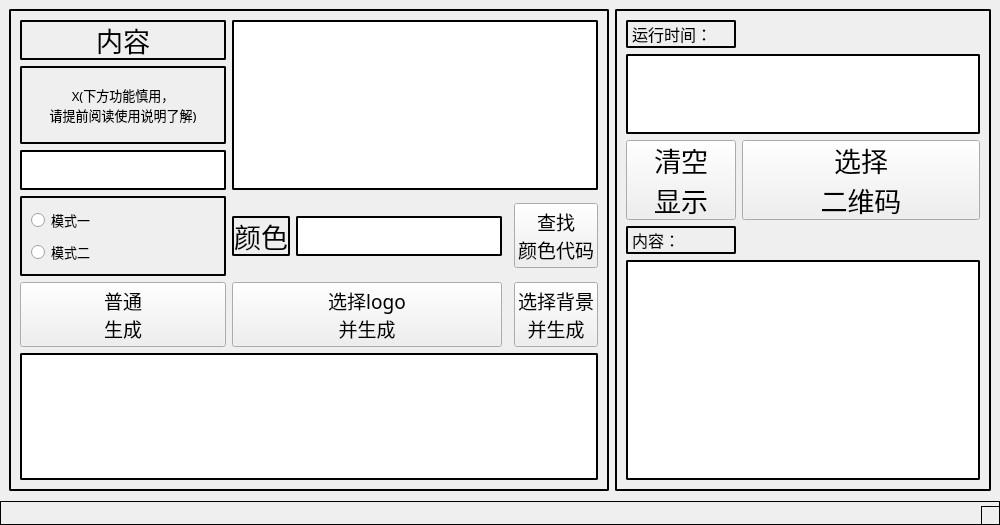
BUCTPJP/QRCode-Tool-LSG, file UI.ui: the form before one commit.
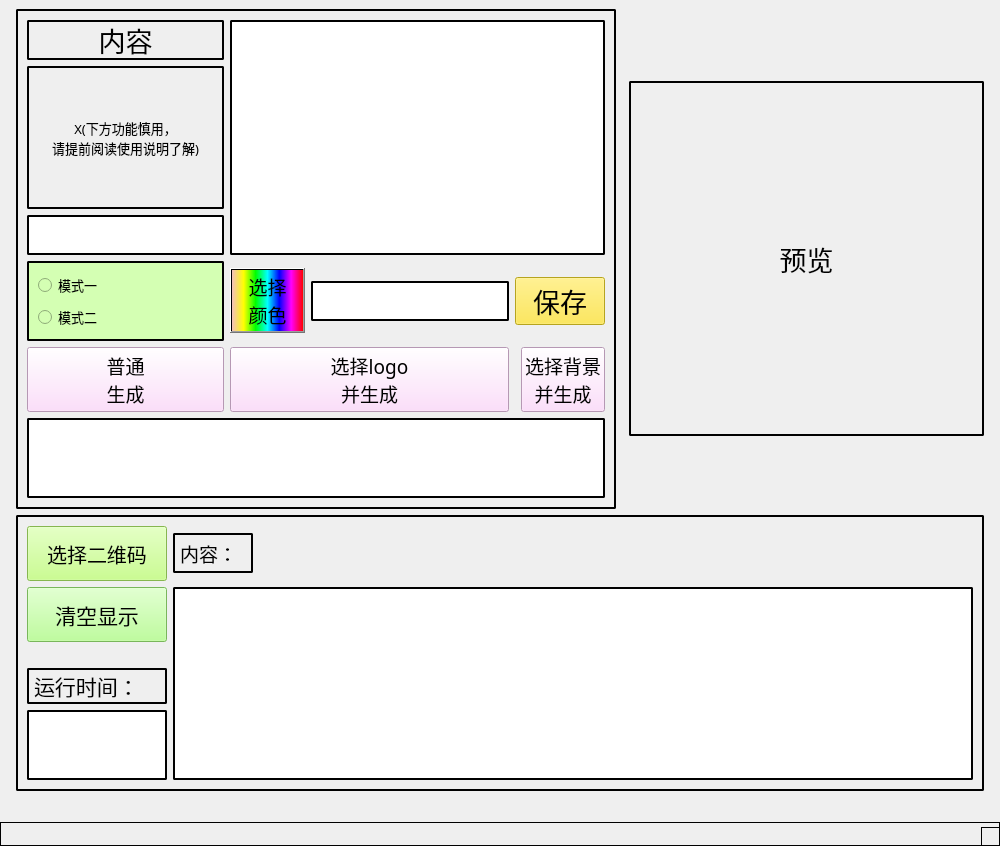
The form after the commit. Icons and pictures are not drawn.

Commit message: 3.2更新历史： 1.增加预览功能，生成后可以先在软件内预览 2.优化软件逻辑，生成后默认预览，分离出单独保存按键 3.增加颜色选择器，使用更便捷 4.菜单栏增加 便捷打开文件说明，反馈等功能 5.增加部分错误弹窗提示 6.右下角版本号常显 7.为稍微减小文件体积，完全弃用tkinter，文件选择对话框美观性变差

Diff of the .ui file:
```diff
--- a/UI.ui
+++ b/UI.ui
@@ -7,7 +7,7 @@
     <x>0</x>
     <y>0</y>
     <width>1000</width>
-    <height>525</height>
+    <height>846</height>
    </rect>
   </property>
   <property name="windowTitle">
@@ -21,22 +21,28 @@
    <property name="minimumSize">
     <size>
      <width>1000</width>
-     <height>500</height>
+     <height>800</height>
     </size>
    </property>
    <property name="maximumSize">
     <size>
      <width>1000</width>
-     <height>500</height>
+     <height>800</height>
     </size>
    </property>
-   <layout class="QHBoxLayout" name="horizontalLayout">
-    <item>
+   <layout class="QGridLayout" name="gridLayout_3">
+    <item row="0" column="0">
      <widget class="QFrame" name="frame">
+      <property name="minimumSize">
+       <size>
+        <width>0</width>
+        <height>500</height>
+       </size>
+      </property>
       <property name="maximumSize">
        <size>
         <width>600</width>
-        <height>16777215</height>
+        <height>500</height>
        </size>
       </property>
       <property name="toolTip">
@@ -55,164 +61,91 @@
        <enum>QFrame::Raised</enum>
       </property>
       <layout class="QGridLayout" name="gridLayout">
-       <item row="10" column="1" colspan="5">
-        <widget class="QTextBrowser" name="text4">
-         <property name="font">
-          <font>
-           <family>喻兵行楷</family>
-           <pointsize>12</pointsize>
-          </font>
-         </property>
-        </widget>
-       </item>
-       <item row="5" column="5">
-        <widget class="QPushButton" name="button4">
-         <property name="font">
-          <font>
-           <family>喻兵行楷</family>
-           <pointsize>14</pointsize>
-          </font>
-         </property>
-         <property name="text">
-          <string>查找
-颜色代码</string>
-         </property>
-        </widget>
-       </item>
-       <item row="0" column="2" rowspan="3" colspan="4">
-        <widget class="QTextEdit" name="text1">
-         <property name="minimumSize">
-          <size>
-           <width>0</width>
-           <height>170</height>
-          </size>
-         </property>
-         <property name="font">
-          <font>
-           <family>Adobe Heiti Std</family>
-           <pointsize>14</pointsize>
-          </font>
-         </property>
-        </widget>
-       </item>
-       <item row="0" column="1">
-        <widget class="QLabel" name="tip1">
-         <property name="minimumSize">
-          <size>
-           <width>0</width>
-           <height>40</height>
-          </size>
-         </property>
-         <property name="maximumSize">
-          <size>
-           <width>16777215</width>
-           <height>40</height>
-          </size>
-         </property>
-         <property name="font">
-          <font>
-           <family>喻兵行楷</family>
-           <pointsize>20</pointsize>
-          </font>
-         </property>
-         <property name="text">
-          <string>内容</string>
-         </property>
-         <property name="alignment">
-          <set>Qt::AlignCenter</set>
-         </property>
-        </widget>
-       </item>
-       <item row="2" column="1">
-        <widget class="QTextEdit" name="text7">
-         <property name="minimumSize">
-          <size>
-           <width>0</width>
-           <height>40</height>
-          </size>
-         </property>
-         <property name="maximumSize">
-          <size>
-           <width>16777215</width>
-           <height>40</height>
-          </size>
-         </property>
-         <property name="font">
-          <font>
-           <family>Times New Roman</family>
-           <pointsize>14</pointsize>
-           <weight>75</weight>
-           <bold>true</bold>
-          </font>
-         </property>
-        </widget>
-       </item>
-       <item row="5" column="2">
-        <widget class="QLabel" name="tip3">
-         <property name="maximumSize">
-          <size>
-           <width>80</width>
-           <height>40</height>
-          </size>
-         </property>
-         <property name="font">
-          <font>
-           <family>喻兵行楷</family>
-           <pointsize>20</pointsize>
-          </font>
-         </property>
-         <property name="text">
-          <string>颜色</string>
-         </property>
-         <property name="alignment">
-          <set>Qt::AlignCenter</set>
-         </property>
-        </widget>
-       </item>
-       <item row="9" column="2" colspan="2">
-        <widget class="QPushButton" name="button2">
-         <property name="font">
-          <font>
-           <family>喻兵行楷</family>
-           <pointsize>14</pointsize>
-          </font>
-         </property>
-         <property name="text">
-          <string>选择logo
-并生成</string>
-         </property>
-        </widget>
-       </item>
-       <item row="9" column="5">
-        <widget class="QPushButton" name="button3">
-         <property name="font">
-          <font>
-           <family>喻兵行楷</family>
-           <pointsize>14</pointsize>
-          </font>
-         </property>
-         <property name="text">
-          <string>选择背景
-并生成</string>
-         </property>
-        </widget>
-       </item>
        <item row="9" column="1">
         <widget class="QPushButton" name="button1">
          <property name="font">
           <font>
-           <family>喻兵行楷</family>
+           <family>楷体_GB2312</family>
            <pointsize>14</pointsize>
           </font>
          </property>
+         <property name="styleSheet">
+          <string notr="true">background-color: rgb(255, 213, 252);</string>
+         </property>
          <property name="text">
           <string>普通
 生成</string>
          </property>
         </widget>
        </item>
+       <item row="1" column="1">
+        <widget class="QLabel" name="tip6">
+         <property name="font">
+          <font>
+           <family>Adobe Heiti Std</family>
+           <pointsize>10</pointsize>
+           <weight>50</weight>
+           <bold>false</bold>
+          </font>
+         </property>
+         <property name="text">
+          <string>X(下方功能慎用，
+请提前阅读使用说明了解)</string>
+         </property>
+         <property name="alignment">
+          <set>Qt::AlignCenter</set>
+         </property>
+        </widget>
+       </item>
+       <item row="9" column="5">
+        <widget class="QPushButton" name="button3">
+         <property name="font">
+          <font>
+           <family>楷体_GB2312</family>
+           <pointsize>14</pointsize>
+          </font>
+         </property>
+         <property name="styleSheet">
+          <string notr="true">background-color: rgb(255, 213, 252);</string>
+         </property>
+         <property name="text">
+          <string>选择背景
+并生成</string>
+         </property>
+        </widget>
+       </item>
+       <item row="10" column="1" colspan="5">
+        <widget class="QTextBrowser" name="text4">
+         <property name="minimumSize">
+          <size>
+           <width>0</width>
+           <height>80</height>
+          </size>
+         </property>
+         <property name="maximumSize">
+          <size>
+           <width>16777215</width>
+           <height>80</height>
+          </size>
+         </property>
+         <property name="font">
+          <font>
+           <family>黑体</family>
+           <pointsize>12</pointsize>
+          </font>
+         </property>
+        </widget>
+       </item>
        <item row="5" column="1">
         <widget class="QFrame" name="frame_3">
+         <property name="font">
+          <font>
+           <family>楷体_GB2312</family>
+          </font>
+         </property>
+         <property name="styleSheet">
+          <string notr="true">background-color: rgb(212, 255, 179);</string>
+         </property>
          <property name="frameShape">
           <enum>QFrame::StyledPanel</enum>
          </property>
@@ -224,7 +157,7 @@
            <widget class="QRadioButton" name="mod1">
             <property name="font">
              <font>
-              <family>黑体</family>
+              <family>楷体_GB2312</family>
               <pointsize>10</pointsize>
              </font>
             </property>
@@ -237,7 +170,7 @@
            <widget class="QRadioButton" name="mod2">
             <property name="font">
              <font>
-              <family>黑体</family>
+              <family>楷体_GB2312</family>
               <pointsize>10</pointsize>
              </font>
             </property>
@@ -249,6 +182,97 @@
          </layout>
         </widget>
        </item>
+       <item row="0" column="1">
+        <widget class="QLabel" name="tip1">
+         <property name="minimumSize">
+          <size>
+           <width>0</width>
+           <height>40</height>
+          </size>
+         </property>
+         <property name="maximumSize">
+          <size>
+           <width>16777215</width>
+           <height>40</height>
+          </size>
+         </property>
+         <property name="font">
+          <font>
+           <family>楷体_GB2312</family>
+           <pointsize>20</pointsize>
+          </font>
+         </property>
+         <property name="text">
+          <string>内容</string>
+         </property>
+         <property name="alignment">
+          <set>Qt::AlignCenter</set>
+         </property>
+        </widget>
+       </item>
+       <item row="2" column="1">
+        <widget class="QTextEdit" name="text7">
+         <property name="minimumSize">
+          <size>
+           <width>0</width>
+           <height>40</height>
+          </size>
+         </property>
+         <property name="maximumSize">
+          <size>
+           <width>16777215</width>
+           <height>40</height>
+          </size>
+         </property>
+         <property name="font">
+          <font>
+           <family>Times New Roman</family>
+           <pointsize>14</pointsize>
+           <weight>75</weight>
+           <bold>true</bold>
+          </font>
+         </property>
+         <property name="cursor" stdset="0">
+          <cursorShape>IBeamCursor</cursorShape>
+         </property>
+        </widget>
+       </item>
+       <item row="9" column="2" colspan="2">
+        <widget class="QPushButton" name="button2">
+         <property name="font">
+          <font>
+           <family>楷体_GB2312</family>
+           <pointsize>14</pointsize>
+          </font>
+         </property>
+         <property name="styleSheet">
+          <string notr="true">background-color: rgb(255, 213, 252);</string>
+         </property>
+         <property name="text">
+          <string>选择logo
+并生成</string>
+         </property>
+        </widget>
+       </item>
+       <item row="0" column="2" rowspan="3" colspan="4">
+        <widget class="QTextEdit" name="text1">
+         <property name="minimumSize">
+          <size>
+           <width>0</width>
+           <height>170</height>
+          </size>
+         </property>
+         <property name="font">
+          <font>
+           <family>黑体</family>
+           <pointsize>14</pointsize>
+          </font>
+         </property>
+         <property name="cursor" stdset="0">
+          <cursorShape>IBeamCursor</cursorShape>
+         </property>
+        </widget>
+       </item>
        <item row="5" column="3">
         <widget class="QTextEdit" name="text3">
          <property name="maximumSize">
@@ -260,7 +284,7 @@
          <property name="font">
           <font>
            <family>Times New Roman</family>
-           <pointsize>10</pointsize>
+           <pointsize>12</pointsize>
            <weight>50</weight>
            <bold>false</bold>
           </font>
@@ -273,31 +297,47 @@
          </property>
         </widget>
        </item>
-       <item row="1" column="1">
-        <widget class="QLabel" name="tip6">
+       <item row="5" column="2">
+        <widget class="QPushButton" name="button4">
          <property name="font">
           <font>
-           <family>方正粗黑宋简体</family>
-           <pointsize>10</pointsize>
+           <family>楷体_GB2312</family>
+           <pointsize>14</pointsize>
           </font>
          </property>
+         <property name="styleSheet">
+          <string notr="true">background-color: qlineargradient(spread:pad, x1:0, y1:0, x2:1, y2:0, stop:0 rgba(255, 0, 0, 51), stop:0.166 rgba(255, 255, 0, 255), stop:0.333 rgba(0, 255, 0, 255), stop:0.5 rgba(0, 255, 255, 255), stop:0.666 rgba(0, 0, 255, 255), stop:0.833 rgba(255, 0, 255, 255), stop:1 rgba(255, 0, 0, 255));</string>
+         </property>
          <property name="text">
-          <string>X(下方功能慎用，
-请提前阅读使用说明了解)</string>
+          <string>选择
+颜色</string>
          </property>
-         <property name="alignment">
-          <set>Qt::AlignCenter</set>
+        </widget>
+       </item>
+       <item row="5" column="4" colspan="2">
+        <widget class="QPushButton" name="button7">
+         <property name="font">
+          <font>
+           <family>黑体</family>
+           <pointsize>20</pointsize>
+          </font>
+         </property>
+         <property name="styleSheet">
+          <string notr="true">background-color: rgb(255, 230, 44);</string>
+         </property>
+         <property name="text">
+          <string>保存</string>
          </property>
         </widget>
        </item>
       </layout>
      </widget>
     </item>
-    <item>
+    <item row="2" column="0" colspan="2">
      <widget class="QFrame" name="frame_2">
       <property name="maximumSize">
        <size>
-        <width>400</width>
+        <width>16777215</width>
         <height>16777215</height>
        </size>
       </property>
@@ -317,18 +357,37 @@
        <enum>QFrame::Raised</enum>
       </property>
       <layout class="QGridLayout" name="gridLayout_2">
-       <item row="0" column="0">
+       <item row="1" column="1">
+        <widget class="QLabel" name="tip5">
+         <property name="maximumSize">
+          <size>
+           <width>80</width>
+           <height>40</height>
+          </size>
+         </property>
+         <property name="font">
+          <font>
+           <family>黑体</family>
+           <pointsize>14</pointsize>
+          </font>
+         </property>
+         <property name="text">
+          <string>内容：</string>
+         </property>
+        </widget>
+       </item>
+       <item row="5" column="0">
         <widget class="QLabel" name="tip4">
          <property name="maximumSize">
           <size>
-           <width>110</width>
+           <width>140</width>
            <height>40</height>
           </size>
          </property>
          <property name="font">
           <font>
-           <family>喻兵行楷</family>
-           <pointsize>12</pointsize>
+           <family>黑体</family>
+           <pointsize>16</pointsize>
           </font>
          </property>
          <property name="text">
@@ -336,97 +395,133 @@
          </property>
         </widget>
        </item>
-       <item row="7" column="0" colspan="2">
-        <widget class="QTextBrowser" name="text6">
-         <property name="font">
-          <font>
-           <family>Adobe Heiti Std</family>
-           <pointsize>14</pointsize>
-          </font>
-         </property>
-        </widget>
-       </item>
-       <item row="3" column="0">
-        <widget class="QPushButton" name="button6">
-         <property name="maximumSize">
-          <size>
-           <width>16777215</width>
-           <height>80</height>
-          </size>
-         </property>
-         <property name="font">
-          <font>
-           <family>喻兵行楷</family>
-           <pointsize>20</pointsize>
-          </font>
-         </property>
-         <property name="text">
-          <string>清空
-显示</string>
-         </property>
-        </widget>
-       </item>
-       <item row="3" column="1">
-        <widget class="QPushButton" name="button5">
-         <property name="maximumSize">
-          <size>
-           <width>16777215</width>
-           <height>80</height>
-          </size>
-         </property>
-         <property name="font">
-          <font>
-           <family>喻兵行楷</family>
-           <pointsize>20</pointsize>
-          </font>
-         </property>
-         <property name="text">
-          <string>选择
-二维码</string>
-         </property>
-        </widget>
-       </item>
        <item row="6" column="0">
-        <widget class="QLabel" name="tip5">
-         <property name="maximumSize">
-          <size>
-           <width>16777215</width>
-           <height>40</height>
-          </size>
-         </property>
-         <property name="font">
-          <font>
-           <family>喻兵行楷</family>
-           <pointsize>12</pointsize>
-          </font>
-         </property>
-         <property name="text">
-          <string>内容：</string>
-         </property>
-        </widget>
-       </item>
-       <item row="1" column="0" colspan="2">
         <widget class="QTextBrowser" name="text5">
          <property name="maximumSize">
           <size>
-           <width>16777215</width>
-           <height>80</height>
+           <width>140</width>
+           <height>70</height>
           </size>
          </property>
          <property name="font">
           <font>
-           <family>喻兵行楷</family>
+           <family>黑体</family>
            <pointsize>12</pointsize>
           </font>
          </property>
         </widget>
        </item>
+       <item row="1" column="0" alignment="Qt::AlignHCenter|Qt::AlignVCenter">
+        <widget class="QPushButton" name="button5">
+         <property name="minimumSize">
+          <size>
+           <width>140</width>
+           <height>55</height>
+          </size>
+         </property>
+         <property name="maximumSize">
+          <size>
+           <width>160</width>
+           <height>50</height>
+          </size>
+         </property>
+         <property name="font">
+          <font>
+           <family>楷体_GB2312</family>
+           <pointsize>15</pointsize>
+          </font>
+         </property>
+         <property name="styleSheet">
+          <string notr="true">background-color: rgb(188, 255, 112);</string>
+         </property>
+         <property name="text">
+          <string>选择二维码</string>
+         </property>
+        </widget>
+       </item>
+       <item row="2" column="0" alignment="Qt::AlignHCenter|Qt::AlignVCenter">
+        <widget class="QPushButton" name="button6">
+         <property name="minimumSize">
+          <size>
+           <width>140</width>
+           <height>55</height>
+          </size>
+         </property>
+         <property name="maximumSize">
+          <size>
+           <width>140</width>
+           <height>60</height>
+          </size>
+         </property>
+         <property name="font">
+          <font>
+           <family>楷体_GB2312</family>
+           <pointsize>16</pointsize>
+          </font>
+         </property>
+         <property name="styleSheet">
+          <string notr="true">background-color: rgb(170, 255, 127);</string>
+         </property>
+         <property name="text">
+          <string>清空显示</string>
+         </property>
+        </widget>
+       </item>
+       <item row="2" column="1" rowspan="5">
+        <widget class="QTextBrowser" name="text6">
+         <property name="font">
+          <font>
+           <family>黑体</family>
+           <pointsize>14</pointsize>
+          </font>
+         </property>
+        </widget>
+       </item>
       </layout>
      </widget>
     </item>
+    <item row="0" column="1">
+     <widget class="QLabel" name="privew">
+      <property name="minimumSize">
+       <size>
+        <width>0</width>
+        <height>0</height>
+       </size>
+      </property>
+      <property name="maximumSize">
+       <size>
+        <width>355</width>
+        <height>355</height>
+       </size>
+      </property>
+      <property name="font">
+       <font>
+        <family>黑体</family>
+        <pointsize>20</pointsize>
+       </font>
+      </property>
+      <property name="styleSheet">
+       <string notr="true">QLabel{
+border: 2px solid black;
+border-radius: 2px
+}</string>
+      </property>
+      <property name="text">
+       <string>预览</string>
+      </property>
+      <property name="alignment">
+       <set>Qt::AlignCenter</set>
+      </property>
+     </widget>
+    </item>
    </layout>
   </widget>
   <widget class="QStatusBar" name="statusbar">
+   <property name="font">
+    <font>
+     <family>楷体_GB2312</family>
+    </font>
+   </property>
    <property name="styleSheet">
     <string notr="true">border: 1px solid black</string>
    </property>
```
Left out of the diff: 10 changed lines with no effect on the pictures. The commit also changes 7 other files.
